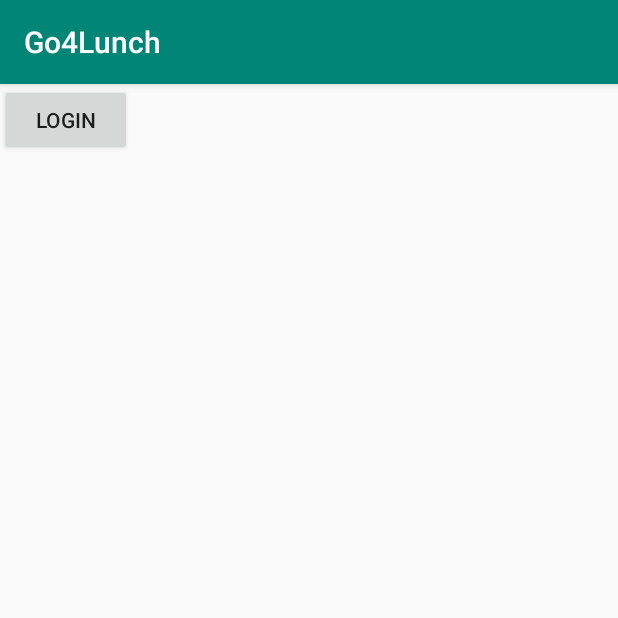
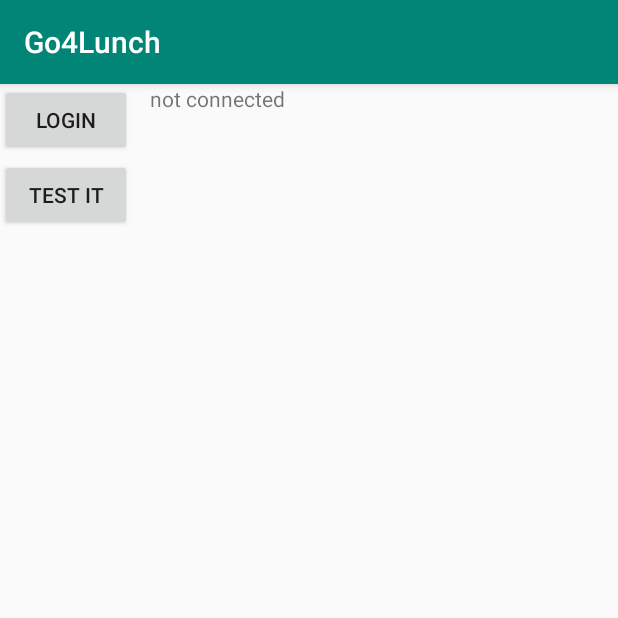
Before and after one commit to Kokumi/Go4Lunch, an Android app: the screen it shows after launch (MainActivity), on a phone screen of 412 x 824 dp, the top half of it. Run offline under Robolectric (Android 15) with nearby library versions, the phone set to English and light mode, and no system bars; libraries missing offline, so code that uses them is left out: com.firebase.ui.

```diff
--- a/app/build.gradle
+++ b/app/build.gradle
@@ -16,6 +16,9 @@ android {
             proguardFiles getDefaultProguardFile('proguard-android.txt'), 'proguard-rules.pro'
         }
     }
+    testOptions {
+        unitTests.returnDefaultValues = true
+    }
 }
 
 dependencies {
@@ -24,6 +27,7 @@ dependencies {
     implementation 'com.android.support.constraint:constraint-layout:1.1.3'
     implementation 'com.android.support:support-v4:27.1.1'
     testImplementation 'junit:junit:4.12'
+    testImplementation 'org.mockito:mockito-core:1.10.19'
     androidTestImplementation 'com.android.support.test:runner:1.0.2'
     androidTestImplementation 'com.android.support.test.espresso:espresso-core:3.0.2'
 
--- a/app/src/main/res/layout/activity_main.xml
+++ b/app/src/main/res/layout/activity_main.xml
@@ -1,5 +1,6 @@
 <?xml version="1.0" encoding="utf-8"?>
-<android.support.constraint.ConstraintLayout xmlns:android="http://schemas.android.com/apk/res/android"
+<RelativeLayout
+    xmlns:android="http://schemas.android.com/apk/res/android"
     xmlns:app="http://schemas.android.com/apk/res-auto"
     xmlns:tools="http://schemas.android.com/tools"
     android:layout_width="match_parent"
@@ -12,4 +13,19 @@
         android:layout_height="wrap_content"
         android:text="Login"/>
 
-</android.support.constraint.ConstraintLayout>
+    <Button
+        android:id="@+id/main_testbutton"
+        android:layout_width="wrap_content"
+        android:layout_height="wrap_content"
+        android:text="Test IT"
+        android:layout_marginTop="50dp"
+        />
+
+    <TextView
+        android:id="@+id/main_testText"
+        android:layout_width="wrap_content"
+        android:layout_height="wrap_content"
+        android:layout_marginStart="100dp"
+        android:text="not connected"/>
+
+</RelativeLayout>
--- a/build.gradle
+++ b/build.gradle
@@ -7,8 +7,8 @@ buildscript {
         jcenter()
     }
     dependencies {
-        classpath 'com.android.tools.build:gradle:3.2.1'
-        classpath 'com.google.gms:google-services:4.0.1'
+        classpath 'com.android.tools.build:gradle:3.3.0'
+        classpath 'com.google.gms:google-services:4.2.0'
 
 
         // NOTE: Do not place your application dependencies here; they belong
```
Also changed, not shown: app/src/main/java/com/debruyckere/florian/go4lunch/Controller/Activity/MainActivity.java (+55 -3 lines), app/src/main/java/com/debruyckere/florian/go4lunch/Model/FireBaseConnector.java (+37 -12 lines), gradle/wrapper/gradle-wrapper.properties, 1 other file.
